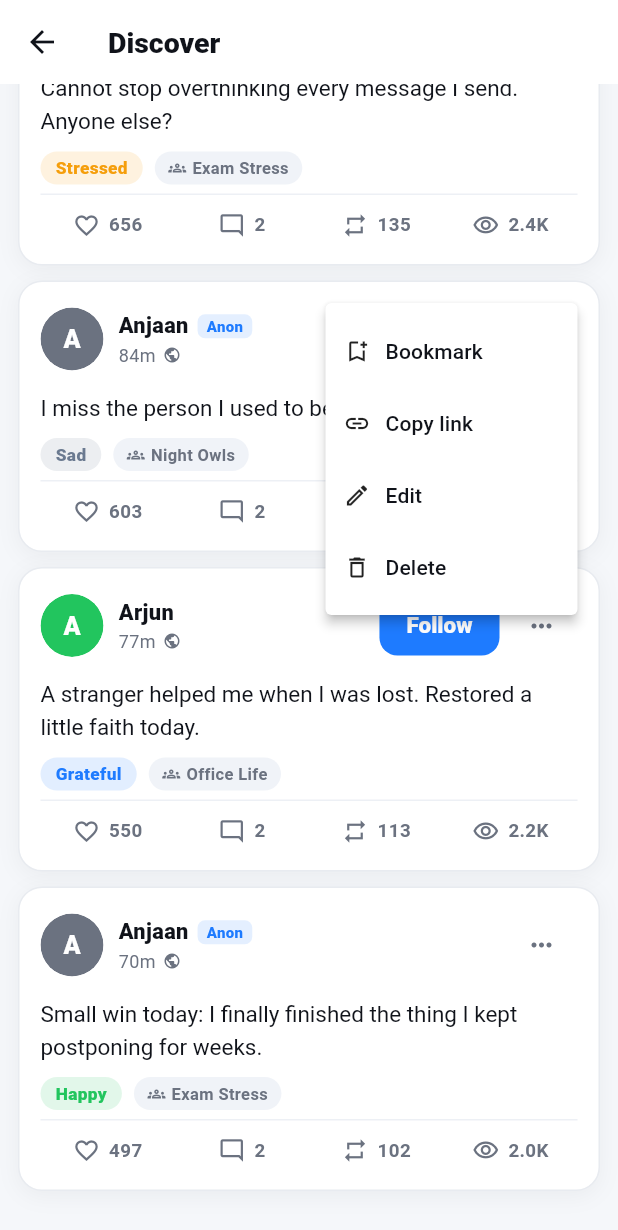
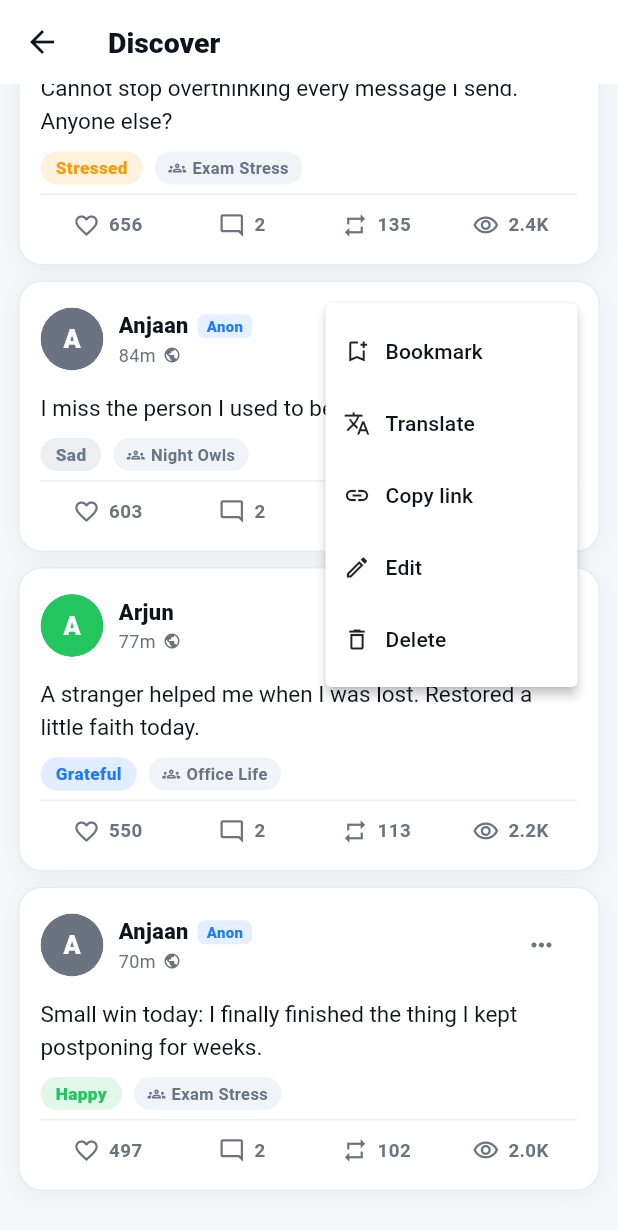
Before and after one commit to aigenerative35-bot/Vent-App, a Flutter app: the DiscoverScreen screen opened directly, scrolled down 1688 dp, after a tap on the "keyboard control" icon, on a phone screen of 412 x 824 dp. Shown: the top 1230 px of the screen. Run offline on Flutter 3.47's test engine with Material 3 defaults, Android fonts, the light colour scheme and no system bars; our stand-ins replace google_mobile_ads, image_picker, shared_preferences; accounts and stored records are empty.

Commit message:
feat: X-style 'Translate post' (free, key-less translation via Google/MyMemory)

```diff
--- a/lib/widgets.dart
+++ b/lib/widgets.dart
@@ -286,6 +286,9 @@ class PostCard extends StatelessWidget {
     final p = Palette.of(context);
     final messenger = ScaffoldMessenger.of(context);
     final author = appState.userFor(post.author);
+    final translated = appState.translations[post.id];
+    final showingTranslation = translated != null && appState.showTranslated.contains(post.id);
+    final bodyText = (showingTranslation ? translated : post.text) ?? post.text;
     return Padding(
       padding: const EdgeInsets.fromLTRB(12, 0, 12, 10),
       child: Block(
@@ -356,9 +359,24 @@ class PostCard extends StatelessWidget {
               ],
             ),
             const SizedBox(height: 10),
+            if (showingTranslation) ...[
+              Row(
+                children: [
+                  Icon(Icons.translate, size: 13, color: p.secondary),
+                  const SizedBox(width: 5),
+                  Text('Translated', style: TextStyle(color: p.secondary, fontSize: 11.5, fontWeight: FontWeight.w600)),
+                  const SizedBox(width: 10),
+                  GestureDetector(
+                    onTap: () => appState.toggleTranslation(post),
+                    child: Text('Show original', style: TextStyle(color: Brand.blue, fontSize: 11.5, fontWeight: FontWeight.w700)),
+                  ),
+                ],
+              ),
+              const SizedBox(height: 6),
+            ],
             onTag != null
                 ? TagText(
-                    text: post.text,
+                    text: bodyText,
                     style: TextStyle(color: p.text, fontSize: 15, height: 1.45),
                     onTag: onTag!,
                     onMention: (h) {
@@ -369,7 +387,26 @@ class PostCard extends StatelessWidget {
                       if (!u.isMe) onAuthor?.call(u);
                     },
                   )
-                : Text(post.text, style: TextStyle(color: p.text, fontSize: 15, height: 1.45)),
+                : Text(bodyText, style: TextStyle(color: p.text, fontSize: 15, height: 1.45)),
+            if (translated != null && !showingTranslation)
+              Padding(
+                padding: const EdgeInsets.only(top: 6),
+                child: GestureDetector(
+                  onTap: () => appState.toggleTranslation(post),
+                  child: Text('Show translation', style: TextStyle(color: Brand.blue, fontSize: 11.5, fontWeight: FontWeight.w700)),
+                ),
+              ),
+            if (appState.isTranslating(post))
+              Padding(
+                padding: const EdgeInsets.only(top: 6),
+                child: Row(
+                  children: [
+                    SizedBox(width: 12, height: 12, child: CircularProgressIndicator(strokeWidth: 1.6, color: p.secondary)),
+                    const SizedBox(width: 8),
+                    Text('Translating…', style: TextStyle(color: p.secondary, fontSize: 11.5)),
+                  ],
+                ),
+              ),
             if (post.imageBytes != null) ...[
               const SizedBox(height: 10),
               ClipRRect(
@@ -459,6 +496,14 @@ class PostCard extends StatelessWidget {
             appState.toggleBookmark(post);
             toast(appState.isBookmarked(post) ? 'Saved to bookmarks' : 'Removed from bookmarks');
             break;
+          case 'translate':
+            if (appState.translations.containsKey(post.id)) {
+              appState.toggleTranslation(post);
+            } else {
+              toast('Translating…');
+              appState.translatePost(post);
+            }
+            break;
           case 'edit':
             onEdit?.call();
             break;
@@ -497,6 +542,10 @@ class PostCard extends StatelessWidget {
       },
       itemBuilder: (context) => [
         PopupMenuItem(value: 'bookmark', child: _mi(Icons.bookmark_add_outlined, appState.isBookmarked(post) ? 'Remove bookmark' : 'Bookmark')),
+        PopupMenuItem(
+            value: 'translate',
+            child: _mi(Icons.translate,
+                appState.translations.containsKey(post.id) ? (appState.showTranslated.contains(post.id) ? 'Show original' : 'Show translation') : 'Translate')),
         PopupMenuItem(value: 'share', child: _mi(Icons.link, 'Copy link')),
         if (mine) PopupMenuItem(value: 'edit', child: _mi(Icons.edit_outlined, 'Edit')),
         if (mine) PopupMenuItem(value: 'delete', child: _mi(Icons.delete_outline, 'Delete')),
--- a/pubspec.yaml
+++ b/pubspec.yaml
@@ -37,6 +37,7 @@ dependencies:
   image_picker: ^1.1.2
   google_mobile_ads: ^9.1.0
   shared_preferences: ^2.3.2
+  http: ^1.2.2
 
 dev_dependencies:
   flutter_test:
```
Also changed, not shown: lib/models.dart (+32 -0 lines), lib/translate.dart (added, +51 -0 lines), pubspec.lock.
